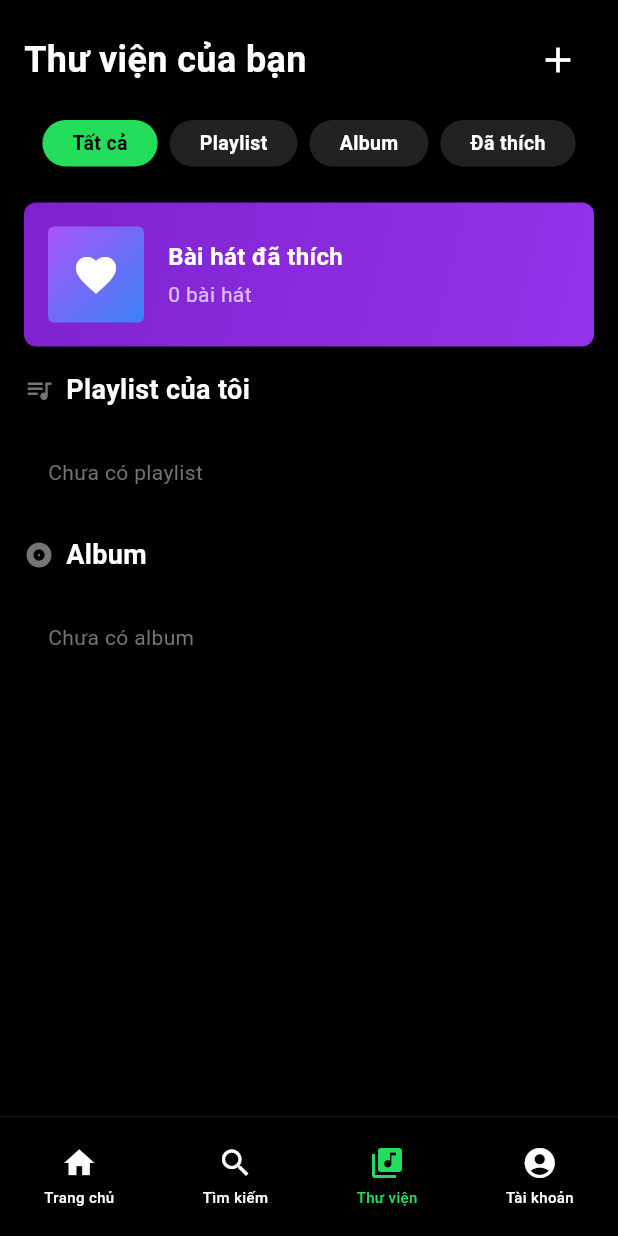
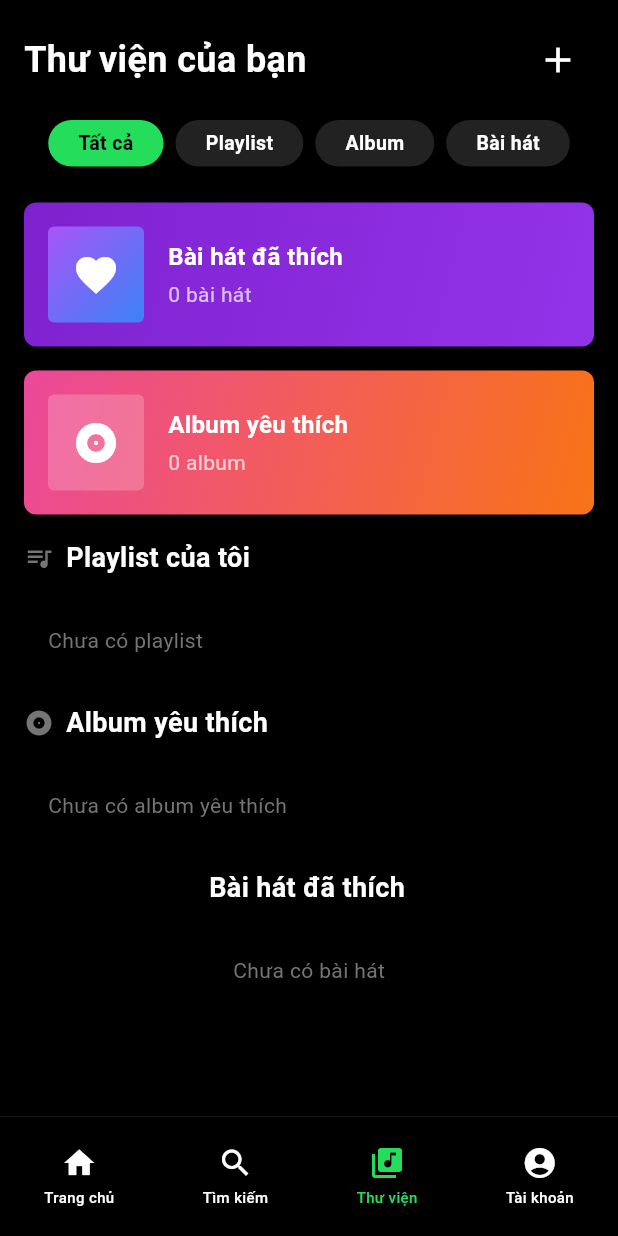
Before and after one commit to NhatBang2803/soul-sync-flutter-app, a Flutter app: the screen it shows once a user with an empty profile is signed in, item 3 of the bottom bar chosen, on a phone screen of 412 x 824 dp. Run offline on Flutter 3.47's test engine with Material 3 defaults, Android fonts, the phone set to English and light mode, and no system bars; our stand-ins replace dio, flutter_dotenv, just_audio, supabase_flutter; missing offline and left inert: just_audio_media_kit; accounts and stored records are empty; network calls fail.

```diff
--- a/lib/library_page.dart
+++ b/lib/library_page.dart
@@ -23,11 +23,12 @@ class _LibraryPageState extends State<LibraryPage> {
   final AudioPlayerService _audioService = AudioPlayerService();
   final AuthService _authService = AuthService();
 
-  int _activeFilterIndex = 0; // 0=all, 1=playlists, 2=albums, 3=liked
+  int _activeFilterIndex =
+      0; // 0=all, 1=playlists, 2=albums (liked), 3=songs (liked)
 
   List<Playlist> _playlists = [];
-  List<Album> _albums = [];
   List<Song> _likedSongs = [];
+  List<Album> _likedAlbums = [];
   bool _isLoading = true;
   String? _error;
 
@@ -35,7 +36,7 @@ class _LibraryPageState extends State<LibraryPage> {
     AppStrings.all,
     AppStrings.playlist,
     AppStrings.album,
-    AppStrings.liked,
+    'Bài hát',
   ];
 
   @override
@@ -59,10 +60,13 @@ class _LibraryPageState extends State<LibraryPage> {
         userId != null
             ? _supabaseService.getUserPlaylists(userId)
             : Future.value(<Map<String, dynamic>>[]),
-        _supabaseService.getAlbums(),
         // Lấy bài hát đã yêu thích của user
         userId != null
             ? _supabaseService.getLikedSongs(userId)
+            : Future.value(<Map<String, dynamic>>[]),
+        // Lấy album đã yêu thích của user
+        userId != null
+            ? _supabaseService.getLikedAlbums(userId)
             : Future.value(<Map<String, dynamic>>[]),
       ]);
 
@@ -71,11 +75,11 @@ class _LibraryPageState extends State<LibraryPage> {
           _playlists = (results[0] as List)
               .map((json) => Playlist.fromJson(json))
               .toList();
-          _albums = (results[1] as List)
+          _likedSongs = (results[1] as List)
+              .map((json) => Song.fromJson(json))
+              .toList();
+          _likedAlbums = (results[2] as List)
               .map((json) => Album.fromJson(json))
-              .toList();
-          _likedSongs = (results[2] as List)
-              .map((json) => Song.fromJson(json))
               .toList();
           _isLoading = false;
         });
@@ -99,6 +103,38 @@ class _LibraryPageState extends State<LibraryPage> {
         context,
         MaterialPageRoute(builder: (context) => const NowPlayingPage()),
       );
+    }
+  }
+
+  Future<void> _unlikeSong(Song song) async {
+    final userId = _authService.currentUserId;
+    if (userId == null) return;
+
+    try {
+      await _supabaseService.unlikeSong(userId, song.id);
+      if (mounted) {
+        setState(() {
+          _likedSongs.removeWhere((s) => s.id == song.id);
+        });
+      }
+    } catch (e) {
+      // Handle error silently
+    }
+  }
+
+  Future<void> _unlikeAlbum(Album album) async {
+    final userId = _authService.currentUserId;
+    if (userId == null) return;
+
+    try {
+      await _supabaseService.unlikeAlbum(userId, album.id);
+      if (mounted) {
+        setState(() {
+          _likedAlbums.removeWhere((a) => a.id == album.id);
+        });
+      }
+    } catch (e) {
+      // Handle error silently
     }
   }
 
@@ -169,13 +205,18 @@ class _LibraryPageState extends State<LibraryPage> {
       padding: const EdgeInsets.symmetric(vertical: 16),
       child: Column(
         children: [
-          if (_activeFilterIndex == 0 || _activeFilterIndex == 3)
-            _buildLikedSongsCard(),
+          // Show cards only in "All" view
+          if (_activeFilterIndex == 0) _buildLikedSongsCard(),
+          if (_activeFilterIndex == 0) _buildLikedAlbumsCard(),
+          // Playlists section
           if (_activeFilterIndex == 0 || _activeFilterIndex == 1)
             _buildPlaylistsSection(),
+          // Liked albums section (filter 2 = Album)
           if (_activeFilterIndex == 0 || _activeFilterIndex == 2)
-            _buildAlbumsSection(),
-          if (_activeFilterIndex == 3) _buildLikedSongsList(),
+            _buildLikedAlbumsSection(),
+          // Liked songs section (filter 3 = Bài hát)
+          if (_activeFilterIndex == 0 || _activeFilterIndex == 3)
+            _buildLikedSongsSection(),
           const SizedBox(height: 100),
         ],
       ),
@@ -197,7 +238,9 @@ class _LibraryPageState extends State<LibraryPage> {
         child: Material(
           color: Colors.transparent,
           child: InkWell(
-            onTap: () => setState(() => _activeFilterIndex = 3),
+            onTap: () => setState(
+              () => _activeFilterIndex = 3,
+            ), // Navigate to Bài hát filter
             borderRadius: BorderRadius.circular(8),
             child: Padding(
               padding: const EdgeInsets.all(16.0),
@@ -337,7 +380,7 @@ class _LibraryPageState extends State<LibraryPage> {
     );
   }
 
-  Widget _buildAlbumsSection() {
+  Widget _buildLikedAlbumsSection() {
     return Padding(
       padding: const EdgeInsets.symmetric(horizontal: 16, vertical: 8),
       child: Column(
@@ -348,7 +391,7 @@ class _LibraryPageState extends State<LibraryPage> {
               Icon(Icons.album, color: AppColors.textMuted, size: 20),
               SizedBox(width: 8),
               Text(
-                AppStrings.album,
+                'Album yêu thích',
                 style: TextStyle(
                   color: AppColors.textPrimary,
                   fontSize: 18,
@@ -358,16 +401,16 @@ class _LibraryPageState extends State<LibraryPage> {
             ],
           ),
           const SizedBox(height: 16),
-          if (_albums.isEmpty)
+          if (_likedAlbums.isEmpty)
             const Padding(
               padding: EdgeInsets.all(16.0),
               child: Text(
-                AppStrings.noAlbum,
+                'Chưa có album yêu thích',
                 style: TextStyle(color: AppColors.textMuted),
               ),
             )
           else
-            ..._albums.map(_buildAlbumItem),
+            ..._likedAlbums.map(_buildAlbumItem),
         ],
       ),
     );
@@ -414,6 +457,10 @@ class _LibraryPageState extends State<LibraryPage> {
                 ],
               ),
             ),
+            IconButton(
+              icon: const Icon(Icons.favorite, color: Colors.red, size: 20),
+              onPressed: () => _unlikeAlbum(album),
+            ),
             const Icon(Icons.chevron_right, color: AppColors.textMuted),
           ],
         ),
@@ -421,7 +468,7 @@ class _LibraryPageState extends State<LibraryPage> {
     );
   }
 
-  Widget _buildLikedSongsList() {
+  Widget _buildLikedSongsSection() {
     return Padding(
       padding: const EdgeInsets.symmetric(horizontal: 16, vertical: 8),
       child: Column(
@@ -452,10 +499,80 @@ class _LibraryPageState extends State<LibraryPage> {
                 song: song.toPlayerFormat(),
                 isLiked: true,
                 onTap: () => _onSongTap(song, index),
+                onLikeTap: () => _unlikeSong(song),
               );
             }),
         ],
       ),
     );
   }
+
+  Widget _buildLikedAlbumsCard() {
+    return Padding(
+      padding: const EdgeInsets.symmetric(horizontal: 16, vertical: 8),
+      child: Container(
+        decoration: BoxDecoration(
+          gradient: const LinearGradient(
+            colors: [Color(0xFFEC4899), Color(0xFFF97316)],
+            begin: Alignment.topLeft,
+            end: Alignment.bottomRight,
+          ),
+          borderRadius: BorderRadius.circular(8),
+        ),
+        child: Material(
+          color: Colors.transparent,
+          child: InkWell(
+            onTap: () => setState(
+              () => _activeFilterIndex = 2,
+            ), // Navigate to Album filter
+            borderRadius: BorderRadius.circular(8),
+            child: Padding(
+              padding: const EdgeInsets.all(16.0),
+              child: Row(
+                children: [
+                  Container(
+                    width: 64,
+                    height: 64,
+                    decoration: BoxDecoration(
+                      color: Colors.white.withOpacity(0.2),
+                      borderRadius: BorderRadius.circular(4),
+                    ),
+                    child: const Icon(
+                      Icons.album,
+                      color: AppColors.textPrimary,
+                      size: 32,
+                    ),
+                  ),
+                  const SizedBox(width: 16),
+                  Expanded(
+                    child: Column(
+                      crossAxisAlignment: CrossAxisAlignment.start,
+                      children: [
+                        const Text(
+                          'Album yêu thích',
+                          style: TextStyle(
+                            color: AppColors.textPrimary,
+                            fontSize: 16,
+                            fontWeight: FontWeight.bold,
+                          ),
+                        ),
+                        const SizedBox(height: 4),
+                        Text(
+                          '${_likedAlbums.length} album',
+                          style: const TextStyle(
+                            color: Colors.white70,
+                            fontSize: 14,
+                          ),
+                        ),
+                      ],
+                    ),
+                  ),
+                ],
+              ),
+            ),
+          ),
+        ),
+      ),
+    );
+  }
 }
--- a/pubspec.yaml
+++ b/pubspec.yaml
@@ -53,6 +53,7 @@ dependencies:
   # Optional: sqflite for local cache
   sqflite: ^2.4.2
   path: ^1.9.1
+  crypto: ^3.0.7
 
 dev_dependencies:
   flutter_test:
```
Also changed, not shown: lib/pages/album_page.dart (+39 -0 lines), lib/pages/auth/login_screen.dart (+18 -4 lines), lib/services/auth_service.dart (+87 -13 lines), lib/services/supabase_service.dart (+45 -0 lines), 1 other file.
